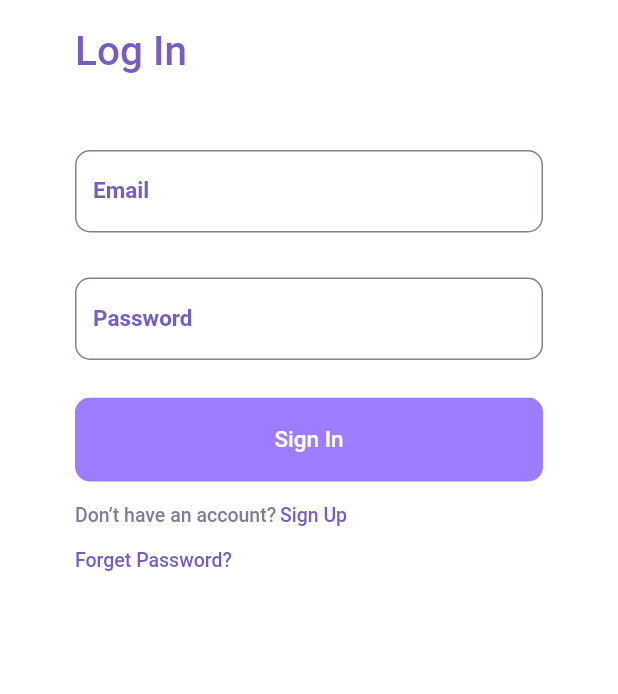
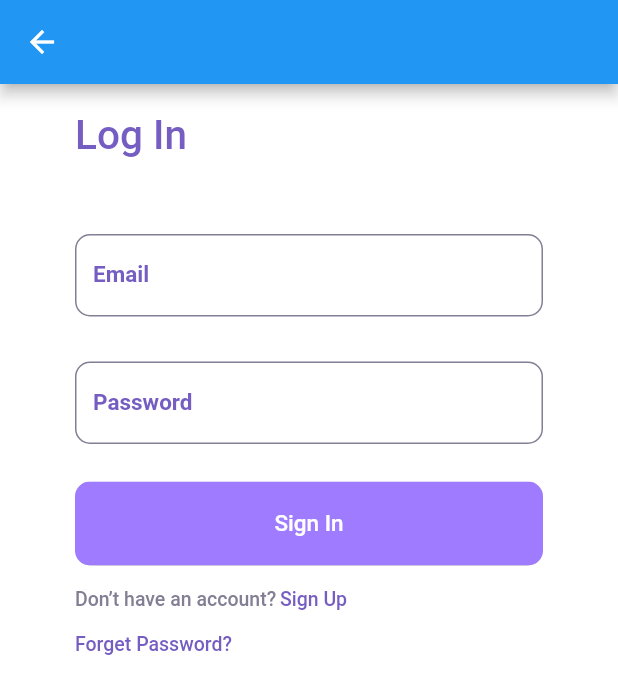
Before and after one commit to EncouragedEntity/RestoFlow, a Flutter app: the HomePage screen opened directly, after a tap on "Login", on a phone screen of 412 x 824 dp. Shown: the top 694 px of the screen. Run offline on Flutter 3.47's test engine with Material 2 defaults, Android fonts, the phone set to English and light mode, and no system bars; our stand-ins replace equatable, flutter_bloc, logger; missing offline and left inert: qr_code_scanner; network calls fail; Roboto replaces fonts that are missing (Poppins).

Commit message:
Ability to move from qr page to login and vice versa

```diff
--- a/lib/pages/auth/login_page.dart
+++ b/lib/pages/auth/login_page.dart
@@ -1,4 +1,8 @@
 import 'package:flutter/material.dart';
+import 'package:flutter_bloc/flutter_bloc.dart';
+import 'package:resto_flow/blocs/auth_bloc.dart';
+
+import '../../events/auth_event.dart';
 
 class LoginPage extends StatefulWidget {
   const LoginPage({super.key});
@@ -13,6 +17,14 @@ class _LoginPageState extends State<LoginPage> {
   @override
   Widget build(BuildContext context) {
     return Scaffold(
+      appBar: AppBar(
+        leading: IconButton(
+          onPressed: () {
+            context.read<AuthBloc>().add(AuthSignOutEvent());
+          },
+          icon: const Icon(Icons.arrow_back),
+        ),
+      ),
       backgroundColor: Colors.white,
       body: Column(
         crossAxisAlignment: CrossAxisAlignment.start,
--- a/lib/pages/qr_scanner_page.dart
+++ b/lib/pages/qr_scanner_page.dart
@@ -56,9 +56,11 @@ class _ScannerPageState extends State<ScannerPage> {
                     width: 250,
                     height: 250,
                     decoration: BoxDecoration(
-                      borderRadius: const BorderRadius.all(Radius.circular(15)),
+                      borderRadius: const BorderRadius.all(
+                        Radius.circular(15),
+                      ),
                       border: Border.all(
-                        color: const Color.fromARGB(176, 244, 67, 54),
+                        color: const Color.fromARGB(255, 176, 176, 176),
                         width: 2.0,
                       ),
                     ),
```
